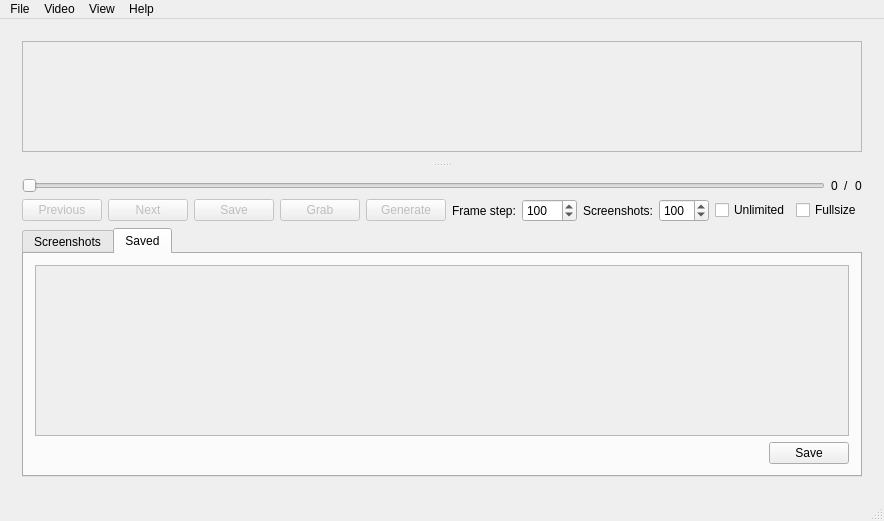
Qt form mainwindow.ui (labyrinthofdreams/screenpicker) before a commit.
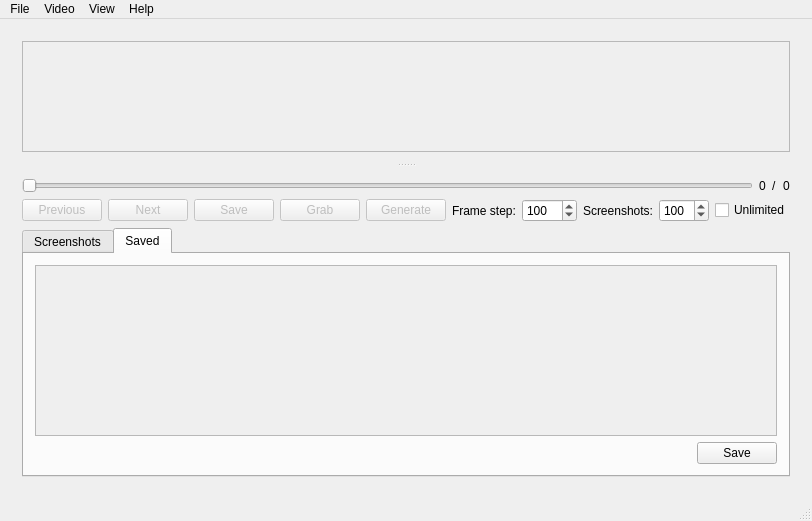
The same form after that commit. The open tabs and pages were chosen to show the change. Custom widgets are drawn as their Qt base class.

Commit message: Move fullsize checkbox from main GUI to widget context menu

Patch:
```diff
--- a/mainwindow.ui
+++ b/mainwindow.ui
@@ -290,16 +290,6 @@
             </property>
            </widget>
           </item>
-          <item>
-           <widget class="QCheckBox" name="originalResolutionCheckBox">
-            <property name="toolTip">
-             <string>Lock video size to original resolution</string>
-            </property>
-            <property name="text">
-             <string>Fullsize</string>
-            </property>
-           </widget>
-          </item>
           <item>
            <spacer name="horizontalSpacer">
             <property name="orientation">
@@ -531,8 +521,8 @@
                   <rect>
                    <x>0</x>
                    <y>0</y>
-                   <width>764</width>
-                   <height>200</height>
+                   <width>98</width>
+                   <height>28</height>
                   </rect>
                  </property>
                  <layout class="QVBoxLayout" name="verticalLayout_7">
```
Left out of the diff: 33 changed lines with no effect on the pictures. The commit also changes 4 other files.
